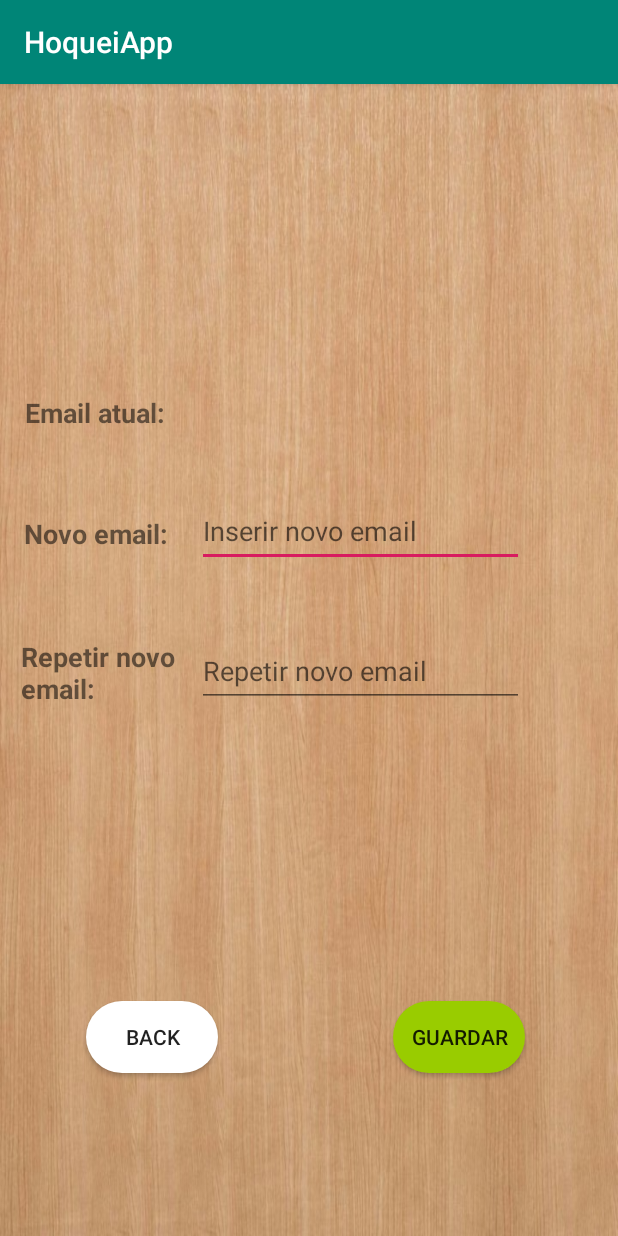
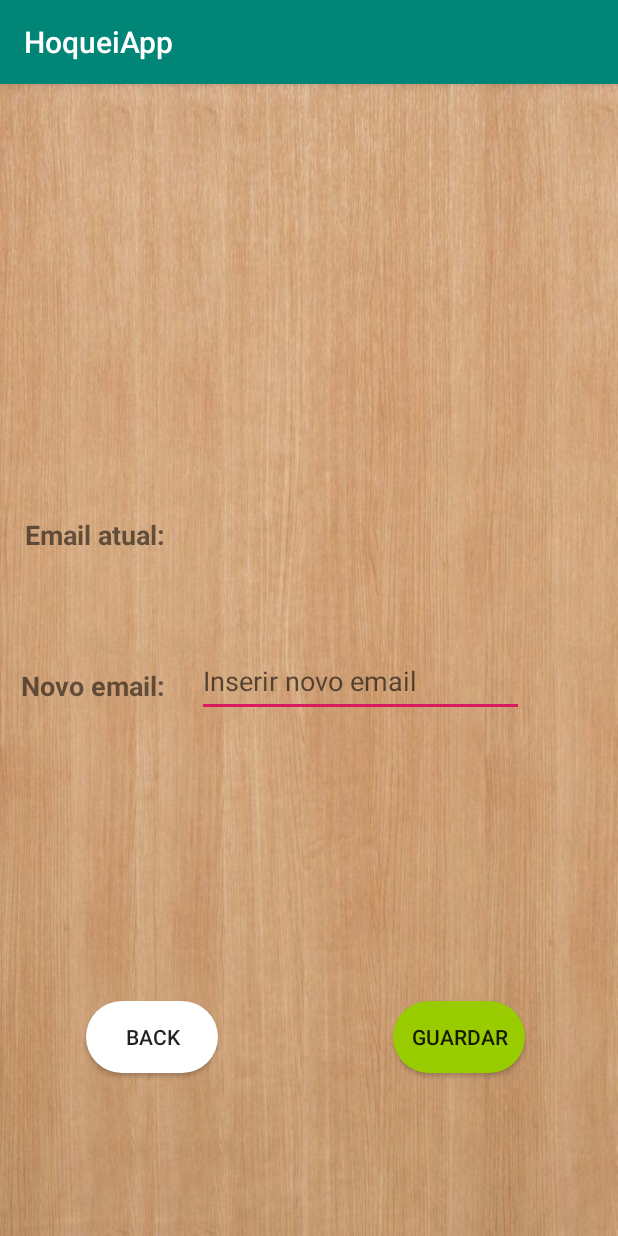
Before and after one commit to Brunofgm7/app, an Android app: the MudarEmailActivity screen opened directly, with no data from a screen before it, on a phone screen of 412 x 824 dp. Run offline under Robolectric (Android 15) with nearby library versions, the phone set to English and light mode, and no system bars; our stand-ins replace Firebase (no records; nobody signed in at launch, a user with empty details on screens opened directly).

Commit message:
mudar pass e email a funcionar

```diff
--- a/app/src/main/java/com/example/hoqueiapp/LoginOnMainActivity.kt
+++ b/app/src/main/java/com/example/hoqueiapp/LoginOnMainActivity.kt
@@ -19,6 +19,9 @@ class LoginOnMainActivity : AppCompatActivity() {
         setContentView(R.layout.activity_login_on_main)
         BotaoClassificacao = findViewById(R.id.BotaoClassificacao)
         BotaoResultados = findViewById(R.id.BotaoResultados)
+        BotaoResultados.setOnClickListener {
+            executarOutraActivity(DivisoesActivity::class.java)
+        }
         BotaoPavilhoes= findViewById(R.id.BotaoPavilhoes)
         BotaoDefConta = findViewById(R.id.BotaoDefConta)
         BotaoDefConta.setOnClickListener {
--- a/app/src/main/java/com/example/hoqueiapp/MudarEmailActivity.kt
+++ b/app/src/main/java/com/example/hoqueiapp/MudarEmailActivity.kt
@@ -1,12 +1,57 @@
 package com.example.hoqueiapp
 
+import android.content.Intent
 import androidx.appcompat.app.AppCompatActivity
 import android.os.Bundle
+import android.widget.Button
+import android.widget.EditText
+import android.widget.Toast
+import com.google.firebase.auth.FirebaseAuth
+import kotlinx.android.synthetic.main.activity_mudar_email.*
 
 class MudarEmailActivity : AppCompatActivity() {
+    lateinit var textNovoEmail: EditText
+    lateinit var BotaoGuardar: Button
+    lateinit var BotaoBack: Button
+    val mAuth = FirebaseAuth.getInstance()
 
     override fun onCreate(savedInstanceState: Bundle?) {
         super.onCreate(savedInstanceState)
         setContentView(R.layout.activity_mudar_email)
+
+        viewEmailAtual
+        textNovoEmail = findViewById(R.id.textNovoEmail)
+        BotaoGuardar = findViewById(R.id.BotaoGuardar)
+        BotaoGuardar.setOnClickListener {
+            editarEmail()
+        }
+        BotaoBack = findViewById(R.id.BotaoBack)
+        BotaoBack.setOnClickListener {
+             executarOutraActivity(DefContaActivity::class.java)
+        }
+
     }
+
+    private fun executarOutraActivity(outraActivity: Class<*>) {
+        val x = Intent(this, outraActivity)
+        startActivity(x)
+    }
+
+    private fun editarEmail(){
+
+        val user = FirebaseAuth.getInstance().currentUser
+        var novoEmail = textNovoEmail.text.toString()
+
+        if (!novoEmail.isEmpty()) {
+            user!!.updateEmail(novoEmail).addOnCompleteListener { task2 ->
+                if (task2.isSuccessful) {
+                    Toast.makeText(this, "SUCESSO! Email atualizado!", Toast.LENGTH_LONG).show()
+                } else {
+                    Toast.makeText(this, "ERRO: Email não atualizado", Toast.LENGTH_LONG).show()
+                }
+            }
+        }
+
+    }
+
 }
--- a/app/src/main/res/layout/activity_mudar_email.xml
+++ b/app/src/main/res/layout/activity_mudar_email.xml
@@ -41,7 +41,7 @@
         app:layout_constraintHorizontal_bias="0.678"
         app:layout_constraintStart_toStartOf="parent"
         app:layout_constraintTop_toTopOf="parent"
-        app:layout_constraintVertical_bias="0.282" />
+        app:layout_constraintVertical_bias="0.393" />
 
     <TextView
         android:id="@+id/view5"
@@ -52,24 +52,10 @@
         android:textStyle="bold"
         app:layout_constraintBottom_toBottomOf="parent"
         app:layout_constraintEnd_toEndOf="parent"
-        app:layout_constraintHorizontal_bias="0.051"
+        app:layout_constraintHorizontal_bias="0.045"
         app:layout_constraintStart_toStartOf="parent"
         app:layout_constraintTop_toTopOf="parent"
-        app:layout_constraintVertical_bias="0.396" />
-
-    <TextView
-        android:id="@+id/view6"
-        android:layout_width="107dp"
-        android:layout_height="58dp"
-        android:text="Repetir novo email:"
-        android:textSize="18sp"
-        android:textStyle="bold"
-        app:layout_constraintBottom_toBottomOf="parent"
-        app:layout_constraintEnd_toEndOf="parent"
-        app:layout_constraintHorizontal_bias="0.046"
-        app:layout_constraintStart_toStartOf="parent"
-        app:layout_constraintTop_toTopOf="parent"
-        app:layout_constraintVertical_bias="0.52" />
+        app:layout_constraintVertical_bias="0.535" />
 
     <TextView
         android:id="@+id/view4"
@@ -83,7 +69,7 @@
         app:layout_constraintHorizontal_bias="0.054"
         app:layout_constraintStart_toStartOf="parent"
         app:layout_constraintTop_toTopOf="parent"
-        app:layout_constraintVertical_bias="0.281" />
+        app:layout_constraintVertical_bias="0.391" />
 
     <EditText
         android:id="@+id/textNovoEmail"
@@ -97,20 +83,6 @@
         app:layout_constraintHorizontal_bias="0.678"
         app:layout_constraintStart_toStartOf="parent"
         app:layout_constraintTop_toTopOf="parent"
-        app:layout_constraintVertical_bias="0.381" />
-
-    <EditText
-        android:id="@+id/textRepetirNovoEmail"
-        android:layout_width="218dp"
-        android:layout_height="47dp"
-        android:ems="10"
-        android:hint="Repetir novo email"
-        android:inputType="textPersonName"
-        app:layout_constraintBottom_toBottomOf="parent"
-        app:layout_constraintEnd_toEndOf="parent"
-        app:layout_constraintHorizontal_bias="0.678"
-        app:layout_constraintStart_toStartOf="parent"
-        app:layout_constraintTop_toTopOf="parent"
-        app:layout_constraintVertical_bias="0.511" />
+        app:layout_constraintVertical_bias="0.52" />
 
 </androidx.constraintlayout.widget.ConstraintLayout>
--- a/app/src/main/res/layout/activity_mudar_pass.xml
+++ b/app/src/main/res/layout/activity_mudar_pass.xml
@@ -67,7 +67,7 @@
         android:layout_height="47dp"
         android:ems="10"
         android:hint="Inserir nova pass"
-        android:inputType="textPersonName"
+        android:inputType="textPassword"
         app:layout_constraintBottom_toBottomOf="parent"
         app:layout_constraintEnd_toEndOf="parent"
         app:layout_constraintHorizontal_bias="0.678"
@@ -81,7 +81,7 @@
         android:layout_height="47dp"
         android:ems="10"
         android:hint="Repetir nova pass"
-        android:inputType="textPersonName"
+        android:inputType="textPassword"
         app:layout_constraintBottom_toBottomOf="parent"
         app:layout_constraintEnd_toEndOf="parent"
         app:layout_constraintHorizontal_bias="0.678"
```
Also changed, not shown: app/src/main/java/com/example/hoqueiapp/DefContaActivity.kt (+6 -7 lines), app/src/main/java/com/example/hoqueiapp/MudarPassActivity.kt (+48 -0 lines).
